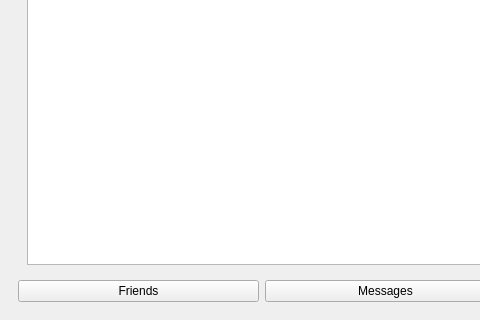
First picture: the form in client/ui/mainwindow.ui, repository apat1n/vAU, before the edit; both pictures show x 0 to 480 and y 374 to 694 of the 1017 by 694 pixel window.
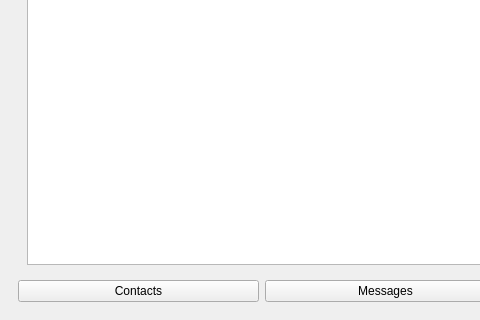
Second picture: the form after the edit.

Commit message: Fixed bug with updating friend list

```diff
--- a/client/ui/mainwindow.ui
+++ b/client/ui/mainwindow.ui
@@ -162,7 +162,7 @@
               <item>
                <widget class="QPushButton" name="friends">
                 <property name="text">
-                 <string>Friends</string>
+                 <string>Contacts</string>
                 </property>
                </widget>
               </item>
```
The commit also changes 3 other files.
